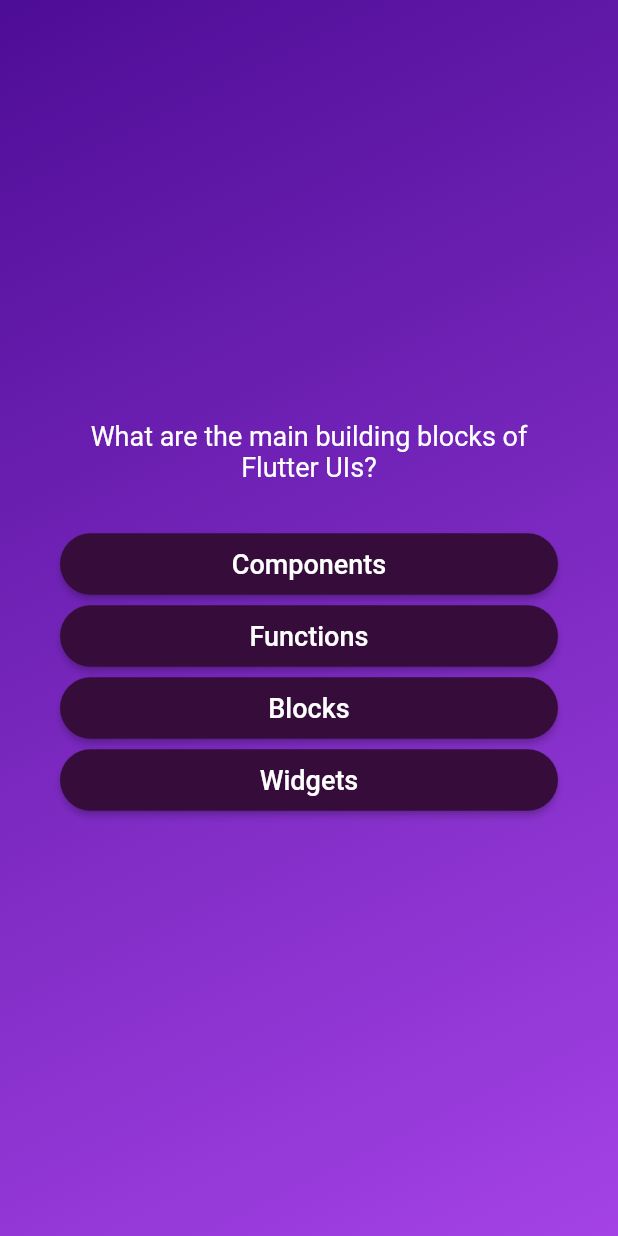
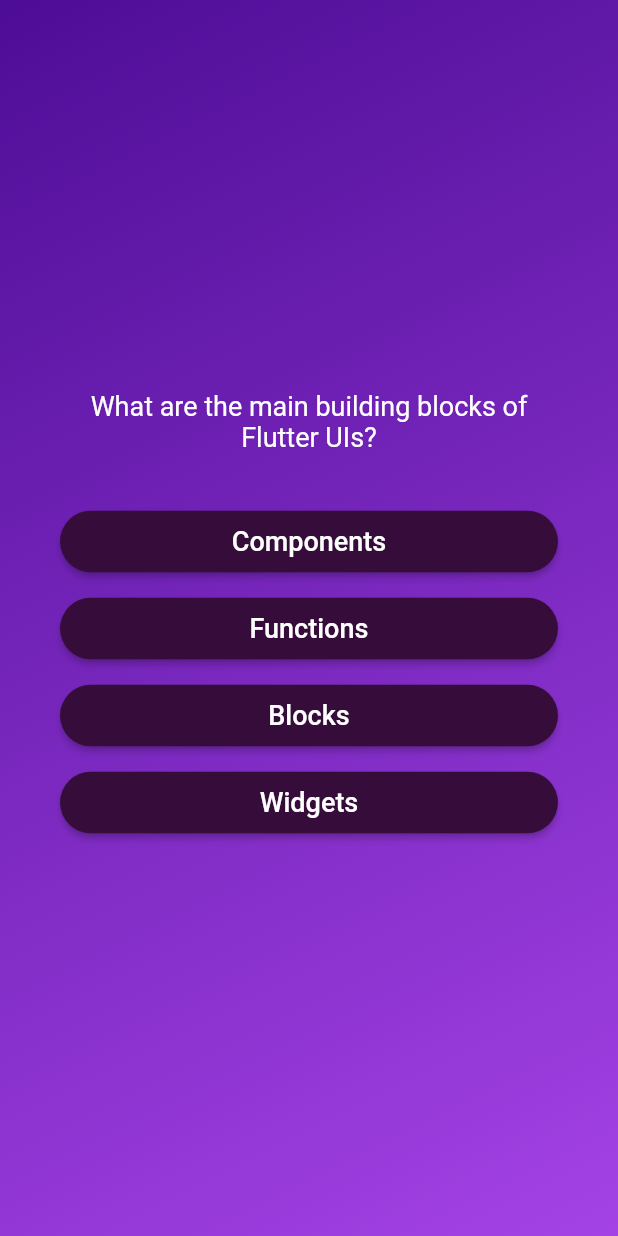
Before and after one commit to stratosfloor/quiz-app, a Flutter app: the screen it shows after launch, after a tap on "Start Quiz!", on a phone screen of 412 x 824 dp. Run offline on Flutter 3.47's test engine with Material 2 defaults, Android fonts, the phone set to English and light mode, and no system bars.

Commit message:
Adde margin between buttons

```diff
--- a/lib/answer_button.dart
+++ b/lib/answer_button.dart
@@ -12,7 +12,9 @@ class AnswerButton extends StatelessWidget {
 
   @override
   Widget build(context) {
-    return ElevatedButton(
+    return Container(
+      margin: const EdgeInsets.symmetric(vertical: 5),
+      child: ElevatedButton(
         onPressed: onClick,
         style: ElevatedButton.styleFrom(
             backgroundColor: const Color.fromARGB(255, 54, 13, 58),
@@ -28,6 +30,7 @@ class AnswerButton extends StatelessWidget {
           answerText,
           style: const TextStyle(fontSize: 18),
         ),
+      ),
     );
   }
 }
```
Lines whose indentation alone changed are shown as unchanged.
